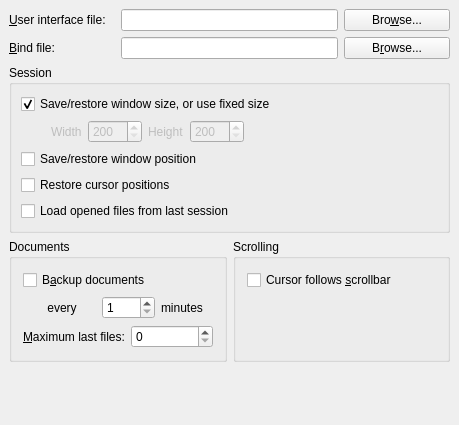
Old version of the form src/frontends/qt4/ui/PrefUi.ui in the repository cburschka/lyx.
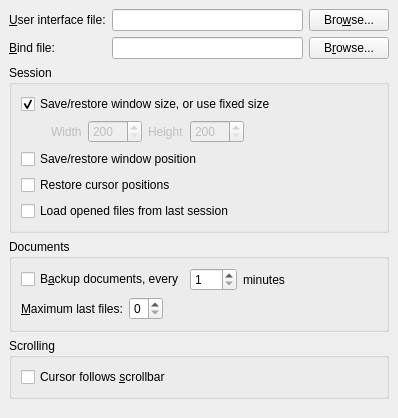
New version of the form.

Diff of the .ui file:
```diff
--- a/src/frontends/qt4/ui/PrefUi.ui
+++ b/src/frontends/qt4/ui/PrefUi.ui
@@ -5,8 +5,8 @@
    <rect>
     <x>0</x>
     <y>0</y>
-    <width>459</width>
-    <height>425</height>
+    <width>398</width>
+    <height>418</height>
    </rect>
   </property>
   <property name="sizePolicy" >
@@ -27,45 +27,7 @@
    <property name="spacing" >
     <number>6</number>
    </property>
-   <item row="3" column="2" colspan="2" >
-    <widget class="QGroupBox" name="scrollGB" >
-     <property name="title" >
-      <string>Scrolling</string>
-     </property>
-     <property name="alignment" >
-      <set>Qt::AlignLeading|Qt::AlignLeft|Qt::AlignTop</set>
-     </property>
-     <layout class="QVBoxLayout" >
-      <property name="margin" >
-       <number>11</number>
-      </property>
-      <property name="spacing" >
-       <number>6</number>
-      </property>
-      <item>
-       <widget class="QCheckBox" name="cursorFollowsCB" >
-        <property name="text" >
-         <string>Cursor follows &amp;scrollbar</string>
-        </property>
-       </widget>
-      </item>
-      <item>
-       <spacer>
-        <property name="orientation" >
-         <enum>Qt::Vertical</enum>
-        </property>
-        <property name="sizeHint" >
-         <size>
-          <width>20</width>
-          <height>40</height>
-         </size>
-        </property>
-       </spacer>
-      </item>
-     </layout>
-    </widget>
-   </item>
-   <item row="4" column="1" >
+   <item row="5" column="1" >
     <spacer>
      <property name="orientation" >
       <enum>Qt::Vertical</enum>
@@ -78,7 +40,130 @@
      </property>
     </spacer>
    </item>
-   <item row="1" column="3" >
+   <item row="4" column="0" colspan="3" >
+    <widget class="QGroupBox" name="scrollGB" >
+     <property name="title" >
+      <string>Scrolling</string>
+     </property>
+     <property name="alignment" >
+      <set>Qt::AlignLeading|Qt::AlignLeft|Qt::AlignTop</set>
+     </property>
+     <property name="flat" >
+      <bool>true</bool>
+     </property>
+     <layout class="QGridLayout" >
+      <property name="margin" >
+       <number>9</number>
+      </property>
+      <property name="spacing" >
+       <number>6</number>
+      </property>
+      <item row="0" column="0" >
+       <widget class="QCheckBox" name="cursorFollowsCB" >
+        <property name="text" >
+         <string>Cursor follows &amp;scrollbar</string>
+        </property>
+       </widget>
+      </item>
+     </layout>
+    </widget>
+   </item>
+   <item row="3" column="0" colspan="3" >
+    <widget class="QGroupBox" name="documentsGB" >
+     <property name="title" >
+      <string>Documents</string>
+     </property>
+     <property name="flat" >
+      <bool>true</bool>
+     </property>
+     <layout class="QGridLayout" >
+      <property name="margin" >
+       <number>9</number>
+      </property>
+      <property name="spacing" >
+       <number>6</number>
+      </property>
+      <item row="0" column="1" >
+       <widget class="QSpinBox" name="autoSaveSB" >
+        <property name="maximum" >
+         <number>300</number>
+        </property>
+        <property name="minimum" >
+         <number>1</number>
+        </property>
+       </widget>
+      </item>
+      <item row="0" column="0" >
+       <widget class="QCheckBox" name="autoSaveCB" >
+        <property name="text" >
+         <string>B&amp;ackup documents, every</string>
+        </property>
+       </widget>
+      </item>
+      <item row="0" column="2" >
+       <widget class="QLabel" name="TextLabel1" >
+        <property name="text" >
+         <string>minutes</string>
+        </property>
+       </widget>
+      </item>
+      <item row="0" column="3" >
+       <spacer>
+        <property name="orientation" >
+         <enum>Qt::Horizontal</enum>
+        </property>
+        <property name="sizeHint" >
+         <size>
+          <width>40</width>
+          <height>20</height>
+         </size>
+        </property>
+       </spacer>
+      </item>
+      <item row="1" column="0" colspan="4" >
+       <layout class="QHBoxLayout" >
+        <property name="margin" >
+         <number>0</number>
+        </property>
+        <property name="spacing" >
+         <number>6</number>
+        </property>
+        <item>
+         <widget class="QLabel" name="lastfilesLA" >
+          <property name="text" >
+           <string>&amp;Maximum last files:</string>
+          </property>
+          <property name="buddy" >
+           <cstring>lastfilesSB</cstring>
+          </property>
+         </widget>
+        </item>
+        <item>
+         <widget class="QSpinBox" name="lastfilesSB" >
+          <property name="maximum" >
+           <number>9</number>
+          </property>
+         </widget>
+        </item>
+        <item>
+         <spacer>
+          <property name="orientation" >
+           <enum>Qt::Horizontal</enum>
+          </property>
+          <property name="sizeHint" >
+           <size>
+            <width>40</width>
+            <height>20</height>
+           </size>
+          </property>
+         </spacer>
+        </item>
+       </layout>
+      </item>
+     </layout>
+    </widget>
+   </item>
+   <item row="1" column="2" >
     <widget class="QPushButton" name="bindFilePB" >
      <property name="text" >
       <string>B&amp;rowse...</string>
@@ -105,20 +190,20 @@
      </property>
     </widget>
    </item>
-   <item row="0" column="1" colspan="2" >
+   <item row="0" column="1" >
     <widget class="QLineEdit" name="uiFileED" />
    </item>
-   <item row="0" column="3" >
+   <item row="0" column="2" >
     <widget class="QPushButton" name="uiFilePB" >
      <property name="text" >
       <string>Bro&amp;wse...</string>
      </property>
     </widget>
    </item>
-   <item row="1" column="1" colspan="2" >
+   <item row="1" column="1" >
     <widget class="QLineEdit" name="bindFileED" />
    </item>
-   <item row="2" column="0" colspan="4" >
+   <item row="2" column="0" colspan="3" >
     <widget class="QGroupBox" name="GeometryGB" >
      <property name="sizePolicy" >
       <sizepolicy>
@@ -131,6 +216,9 @@
      <property name="title" >
       <string>Session</string>
      </property>
+     <property name="flat" >
+      <bool>true</bool>
+     </property>
      <layout class="QGridLayout" >
       <property name="margin" >
        <number>9</number>
@@ -285,108 +373,6 @@
      </layout>
     </widget>
    </item>
-   <item row="3" column="0" colspan="2" >
-    <widget class="QGroupBox" name="documentsGB" >
-     <property name="title" >
-      <string>Documents</string>
-     </property>
-     <layout class="QVBoxLayout" >
-      <property name="margin" >
-       <number>11</number>
-      </property>
-      <property name="spacing" >
-       <number>6</number>
-      </property>
-      <item>
-       <widget class="QCheckBox" name="autoSaveCB" >
-        <property name="text" >
-         <string>B&amp;ackup documents </string>
-        </property>
-       </widget>
-      </item>
-      <item>
-       <layout class="QHBoxLayout" >
-        <property name="margin" >
-         <number>0</number>
-        </property>
-        <property name="spacing" >
-         <number>6</number>
-        </property>
-        <item>
-         <spacer>
-          <property name="orientation" >
-           <enum>Qt::Horizontal</enum>
-          </property>
-          <property name="sizeType" >
-           <enum>QSizePolicy::Fixed</enum>
-          </property>
-          <property name="sizeHint" >
-           <size>
-            <width>21</width>
-            <height>20</height>
-           </size>
-          </property>
-         </spacer>
-        </item>
-        <item>
-         <widget class="QLabel" name="autoSaveLA" >
-          <property name="text" >
-           <string> every</string>
-          </property>
-          <property name="buddy" >
-           <cstring>autoSaveSB</cstring>
-          </property>
-         </widget>
-        </item>
-        <item>
-         <widget class="QSpinBox" name="autoSaveSB" >
-          <property name="maximum" >
-           <number>300</number>
-          </property>
-          <property name="minimum" >
-           <number>1</number>
-          </property>
-         </widget>
-        </item>
-        <item>
-         <widget class="QLabel" name="TextLabel1" >
-          <property name="text" >
-           <string>minutes</string>
-          </property>
-         </widget>
-        </item>
-       </layout>
-      </item>
-      <item>
-       <layout class="QHBoxLayout" >
-        <property name="margin" >
-         <number>0</number>
-        </property>
-        <property name="spacing" >
-         <number>6</number>
-        </property>
-        <item>
-         <widget class="QLabel" name="lastfilesLA" >
-          <property name="text" >
-           <string>&amp;Maximum last files:</string>
-          </property>
-          <property name="buddy" >
-           <cstring>lastfilesSB</cstring>
-          </property>
-         </widget>
-        </item>
-        <item>
-         <widget class="QSpinBox" name="lastfilesSB" >
-          <property name="maximum" >
-           <number>9</number>
-          </property>
-         </widget>
-        </item>
-       </layout>
-      </item>
-     </layout>
-    </widget>
-   </item>
   </layout>
  </widget>
  <tabstops>
```
